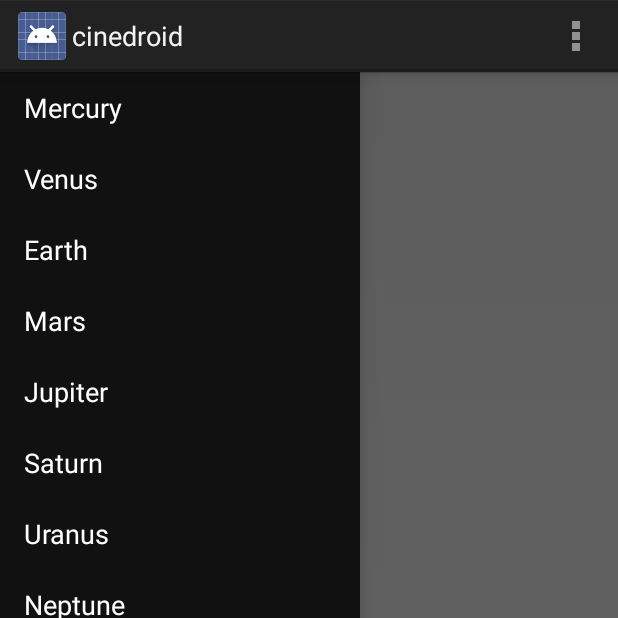
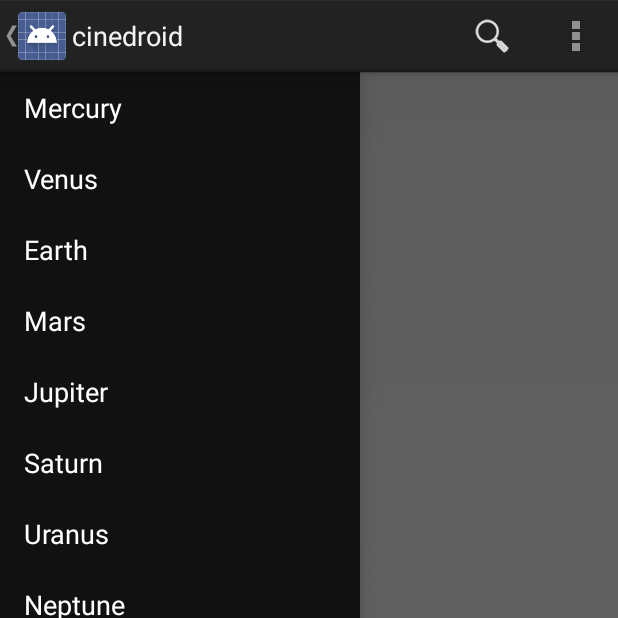
Before and after one commit to sfoubert/cinedroid, an Android app: the screen it shows after launch (CineActivity), with the side drawer open, on a phone screen of 412 x 824 dp, the top half of it. Run offline under Robolectric (Android 15) with nearby library versions, the phone set to English and light mode, and no system bars; 2 statements that could not run were skipped.

Commit message:
Icon show/hide left menu

```diff
--- a/app/src/main/java/fr/ippon/cinedroid/CineActivity.java
+++ b/app/src/main/java/fr/ippon/cinedroid/CineActivity.java
@@ -1,10 +1,14 @@
 package fr.ippon.cinedroid;
 
 import android.app.Activity;
+import android.content.res.Configuration;
 import android.os.Bundle;
+import android.support.v4.app.ActionBarDrawerToggle;
+import android.support.v4.view.GravityCompat;
 import android.support.v4.widget.DrawerLayout;
 import android.view.Menu;
 import android.view.MenuItem;
+import android.view.View;
 import android.widget.ArrayAdapter;
 import android.widget.ListView;
 
@@ -16,6 +20,9 @@ public class CineActivity extends Activity {
     private String[] menuTitles;
     private DrawerLayout drawerLayout;
     private ListView drawerList;
+    private CharSequence title;
+    private CharSequence drawerTitle;
+    private ActionBarDrawerToggle drawerToggle;
 
     @Override
     protected void onCreate(Bundle savedInstanceState) {
@@ -23,13 +30,13 @@ public class CineActivity extends Activity {
         setContentView(R.layout.activity_cine);
 
         // Navigable Drawer
+        this.title = drawerTitle = getTitle();
         menuTitles = getResources().getStringArray(R.array.menu_array);
         drawerLayout = (DrawerLayout) findViewById(R.id.drawer_layout);
         drawerList = (ListView) findViewById(R.id.left_drawer);
 
-        // Set the adapter for the list view
-        drawerList.setAdapter(new ArrayAdapter<String>(this,
-                R.layout.drawer_list_item, menuTitles));
+        // set a custom shadow that overlays the main content when the drawer opens
+        drawerLayout.setDrawerShadow(R.drawable.drawer_shadow, GravityCompat.START);
 
         // Set the adapter for the list view
         drawerList.setAdapter(new ArrayAdapter<String>(this,
@@ -38,6 +45,62 @@ public class CineActivity extends Activity {
         // Set the list's click listener
         drawerList.setOnItemClickListener(new DrawerItemClickListener(this));
 
+        drawerToggle = new ActionBarDrawerToggle(this, drawerLayout,
+                R.drawable.ic_drawer, R.string.drawer_open, R.string.drawer_close) {
+
+            /** Called when a drawer has settled in a completely closed state. */
+            @Override
+            public void onDrawerClosed(View view) {
+                super.onDrawerClosed(view);
+                getActionBar().setTitle(title);
+                invalidateOptionsMenu(); // creates call to onPrepareOptionsMenu()
+            }
+
+            /** Called when a drawer has settled in a completely open state. */
+            @Override
+            public void onDrawerOpened(View drawerView) {
+                super.onDrawerOpened(drawerView);
+                getActionBar().setTitle(drawerTitle);
+                invalidateOptionsMenu(); // creates call to onPrepareOptionsMenu()
+            }
+        };
+
+        // Set the drawer toggle as the DrawerListener
+        drawerLayout.setDrawerListener(drawerToggle);
+
+        getActionBar().setDisplayHomeAsUpEnabled(true);
+        getActionBar().setHomeButtonEnabled(true);
+
+    }
+
+    @Override
+    protected void onPostCreate(Bundle savedInstanceState) {
+        super.onPostCreate(savedInstanceState);
+        // Sync the toggle state after onRestoreInstanceState has occurred.
+        drawerToggle.syncState();
+    }
+
+    @Override
+    public void onConfigurationChanged(Configuration newConfig) {
+        super.onConfigurationChanged(newConfig);
+        drawerToggle.onConfigurationChanged(newConfig);
+    }
+
+    /* Called whenever we call invalidateOptionsMenu() */
+    @Override
+    public boolean onPrepareOptionsMenu(Menu menu) {
+        // If the nav drawer is open, hide action items related to the content view
+        boolean drawerOpen = drawerLayout.isDrawerOpen(drawerList);
+        menu.findItem(R.id.action_websearch).setVisible(!drawerOpen);
+        menu.findItem(R.id.action_settings).setVisible(!drawerOpen);
+        return super.onPrepareOptionsMenu(menu);
+    }
+
+
+    @Override
+    public void setTitle(CharSequence title) {
+        this.title = title;
+        getActionBar().setTitle(title);
     }
 
     @Override
@@ -56,6 +119,13 @@ public class CineActivity extends Activity {
         if (id == R.id.action_settings) {
             return true;
         }
+
+        // Pass the event to ActionBarDrawerToggle, if it returns
+        // true, then it has handled the app icon touch event
+        if (drawerToggle.onOptionsItemSelected(item)) {
+            return true;
+        }
+
         return super.onOptionsItemSelected(item);
     }
 
--- a/app/src/main/res/menu/cine.xml
+++ b/app/src/main/res/menu/cine.xml
@@ -1,6 +1,10 @@
 <menu xmlns:android="http://schemas.android.com/apk/res/android"
     xmlns:tools="http://schemas.android.com/tools"
     tools:context=".CineActivity" >
+    <item android:id="@+id/action_websearch"
+        android:icon="@drawable/action_search"
+        android:title="@string/action_websearch"
+        android:showAsAction="ifRoom|withText" />
     <item android:id="@+id/action_settings"
         android:title="@string/action_settings"
         android:orderInCategory="100"
```
Also changed, not shown: app/src/main/java/fr/ippon/cinedroid/fragment/CineFragment.java (+0 -7 lines), app/src/main/java/fr/ippon/cinedroid/listener/DrawerItemClickListener.java (+1 -7 lines), app/src/main/java/fr/ippon/cinedroid/task/CineTask.java (+19 -1 lines), app/src/main/res/layout/fragment_recommandations.xml (+12 -3 lines), app/src/main/res/drawable-hdpi/action_search.png (added), app/src/main/res/drawable-hdpi/drawer_shadow.9.png (added), app/src/main/res/drawable-hdpi/ic_drawer.png (added), app/src/main/res/drawable-mdpi/action_search.png (added), app/src/main/res/drawable-mdpi/drawer_shadow.9.png (added), app/src/main/res/drawable-mdpi/ic_drawer.png (added), app/src/main/res/drawable-xhdpi/action_search.png (added), app/src/main/res/drawable-xhdpi/drawer_shadow.9.png (added), app/src/main/res/drawable-xhdpi/ic_drawer.png (added).
